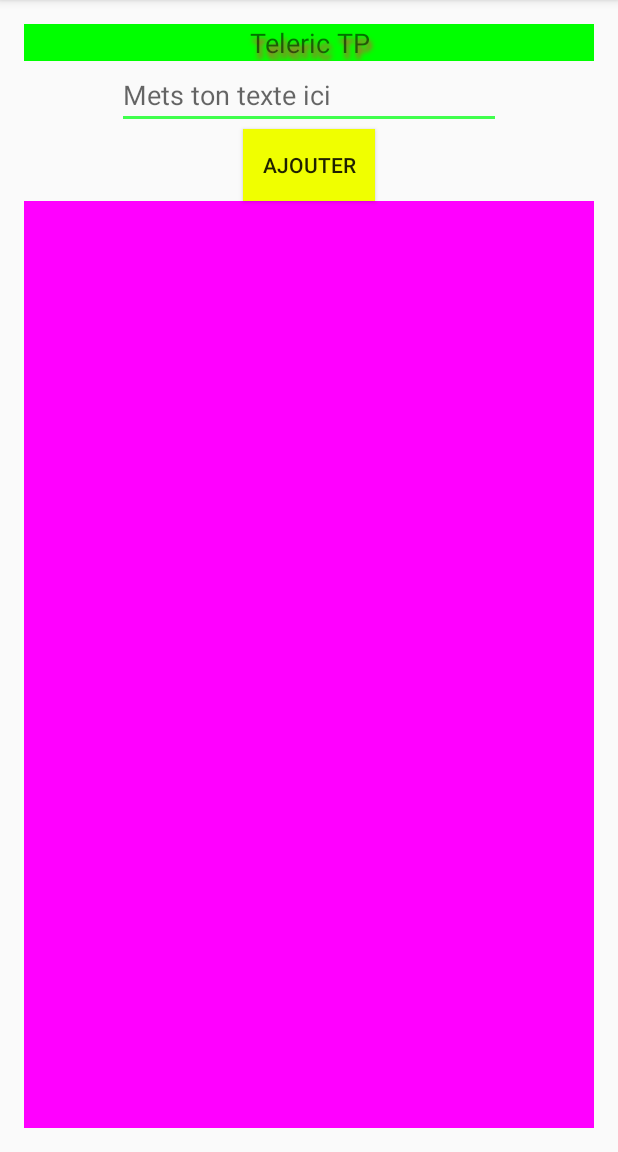
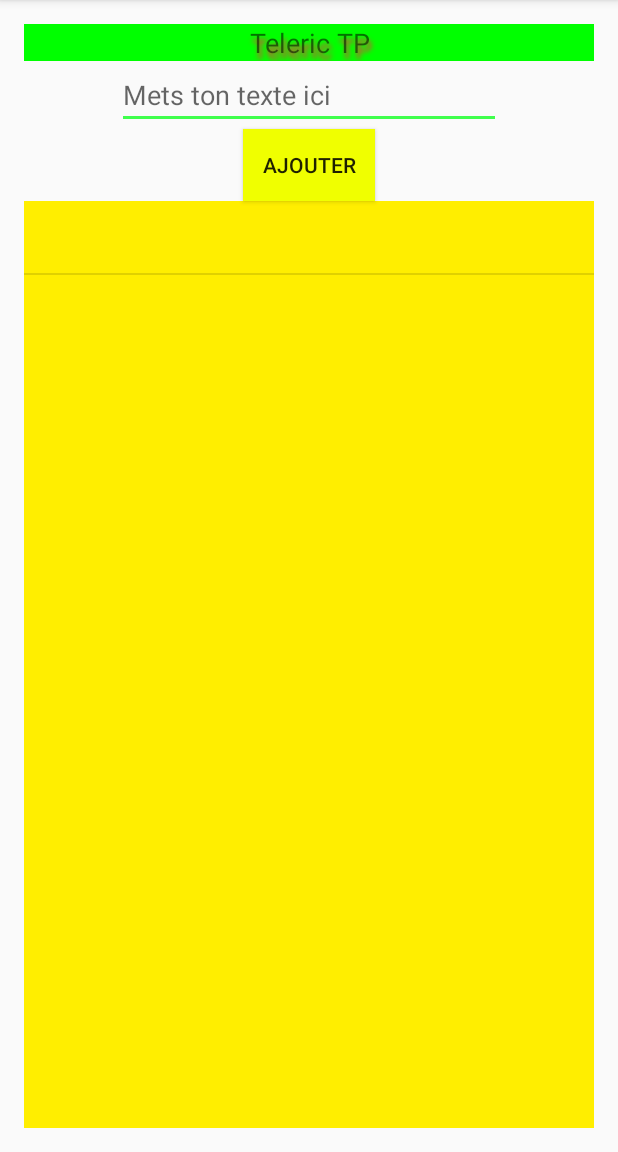
Before and after one commit to MathiasSeguy-Android2EE/MyApplicationTeleric, an Android app: the screen it shows after launch (MainActivity), after a tap on "AJOUTER", on a phone screen of 412 x 824 dp, the part 84-1236 px from its top. Run offline under Robolectric (Android 15) with nearby library versions, the phone set to English and light mode, and no system bars.

Commit message:
Ajout d'une liste de string pour stocker les messages

```diff
--- a/app/src/main/java/com/android2ee/formation/juilmmxvi/teleric/MainActivity.java
+++ b/app/src/main/java/com/android2ee/formation/juilmmxvi/teleric/MainActivity.java
@@ -1,14 +1,17 @@
 package com.android2ee.formation.juilmmxvi.teleric;
 
 import android.os.Bundle;
-import android.support.v7.app.AppCompatActivity;
+import android.util.Log;
 import android.view.View;
+import android.widget.ArrayAdapter;
 import android.widget.Button;
 import android.widget.EditText;
-import android.widget.TextView;
+import android.widget.ListView;
 
-public class MainActivity extends AppCompatActivity {
+import java.util.ArrayList;
 
+public class MainActivity extends MotherActivity {
+    private static final String TAG = "MainActivity";
     /***********************************************************
      *  Constant
      **********************************************************/
@@ -28,20 +31,36 @@ public class MainActivity extends AppCompatActivity {
     /**
      * The Result area
      */
-    private TextView txvResult;
+    private ListView lsvResult;
+    /**
+     * The arrayAdapter == the model of the list view
+     */
+    private ArrayAdapter<String> arrayAdapter;
+    /**
+     * The list of messages to display
+     */
+    private ArrayList<String> messages;
 
     /***********************************************************
      * Managing LifeCycle
      **********************************************************/
     @Override
     protected void onCreate(Bundle savedInstanceState) {
+        Log.d(TAG, "onCreate() called with: " + "savedInstanceState = [" + savedInstanceState + "]");
         super.onCreate(savedInstanceState);
         //instantiate the view
         setContentView(R.layout.activity_main);
         //instantiate graphical components
         edtMessage = (EditText) findViewById(R.id.edtMessage);
         btnAdd = (Button) findViewById(R.id.btnAdd);
-        txvResult = (TextView) findViewById(R.id.txvResult);
+        lsvResult = (ListView) findViewById(R.id.lsvResult);
+        if(savedInstanceState!=null){
+            messages=savedInstanceState.getStringArrayList(RES);
+        }else{
+            messages=new ArrayList<>();
+        }
+        arrayAdapter=new ArrayAdapter<String>(this,android.R.layout.simple_list_item_1,messages);
+        lsvResult.setAdapter(arrayAdapter);
         //implement the listeners
         btnAdd.setOnClickListener(new View.OnClickListener() {
             @Override
@@ -51,18 +70,25 @@ public class MainActivity extends AppCompatActivity {
         });
     }
 
+
     @Override
     protected void onSaveInstanceState(Bundle outState) {
+        Log.d(TAG, "onSaveInstanceState() called with: " + "outState = [" + outState + "]");
         super.onSaveInstanceState(outState);
         outState.putString(EDT,edtMessage.getText().toString());
-        outState.putString(RES,txvResult.getText().toString());
+        outState.putStringArrayList(RES,messages);
     }
 
     @Override
     protected void onRestoreInstanceState(Bundle savedInstanceState) {
+        Log.d(TAG, "onRestoreInstanceState() called with: " + "savedInstanceState = [" + savedInstanceState + "]");
         super.onRestoreInstanceState(savedInstanceState);
         edtMessage.setText(savedInstanceState.getString(EDT));
-        txvResult.setText(savedInstanceState.getString(RES));
+//        ArrayList<String> temp=savedInstanceState.getStringArrayList(RES);
+//        for (int i = 0; i < temp.size(); i++) {
+//            messages.add(temp.get(i));
+//        }
+//        arrayAdapter.notifyDataSetChanged();
     }
     /***********************************************************
  *  Business Methods
@@ -71,8 +97,12 @@ public class MainActivity extends AppCompatActivity {
      * Add the message from the editText in the Result area
      */
     private void addMessageInResult() {
-        String message = txvResult.getText() + "\r\n" + edtMessage.getText().toString();
-        txvResult.setText(message);
+        String message = edtMessage.getText().toString();
+        //first way
+//        messages.add(message);
+//        arrayAdapter.notifyDataSetChanged();
+        //second
+        arrayAdapter.add(message);
         edtMessage.setText("");
     }
 }
--- /dev/null
+++ b/app/src/main/java/com/android2ee/formation/juilmmxvi/teleric/MotherActivity.java
@@ -0,0 +1,78 @@
+/**
+ * <ul>
+ * <li>MotherActivity</li>
+ * <li>com.android2ee.formation.juilmmxvi.teleric</li>
+ * <li>18/07/2016</li>
+ * <p/>
+ * <li>======================================================</li>
+ * <p/>
+ * <li>Projet : Mathias Seguy Project</li>
+ * <li>Produit par MSE.</li>
+ * <p/>
+ * /**
+ * <ul>
+ * Android Tutorial, An <strong>Android2EE</strong>'s project.</br>
+ * Produced by <strong>Dr. Mathias SEGUY</strong>.</br>
+ * Delivered by <strong>http://android2ee.com/</strong></br>
+ * Belongs to <strong>Mathias Seguy</strong></br>
+ * ***************************************************************************************************************</br>
+ * This code is free for any usage but can't be distribute.</br>
+ * The distribution is reserved to the site <strong>http://android2ee.com</strong>.</br>
+ * The intelectual property belongs to <strong>Mathias Seguy</strong>.</br>
+ * <em>http://mathias-seguy.developpez.com/</em></br> </br>
+ * <p/>
+ * *****************************************************************************************************************</br>
+ * Ce code est libre de toute utilisation mais n'est pas distribuable.</br>
+ * Sa distribution est reservée au site <strong>http://android2ee.com</strong>.</br>
+ * Sa propriété intellectuelle appartient à <strong>Mathias Seguy</strong>.</br>
+ * <em>http://mathias-seguy.developpez.com/</em></br> </br>
+ * *****************************************************************************************************************</br>
+ */
+
+package com.android2ee.formation.juilmmxvi.teleric;
+
+import android.support.v7.app.AppCompatActivity;
+import android.util.Log;
+
+/**
+ * Created by Mathias Seguy - Android2EE on 18/07/2016.
+ */
+public class MotherActivity extends AppCompatActivity {
+    private static final String TAG = "MotherActivity";
+
+    @Override
+    protected void onStart() {
+        Log.d(TAG, "onStart() called with: " + "");
+        super.onStart();
+    }
+
+    @Override
+    protected void onResume() {
+        Log.d(TAG, "onResume() called with: " + "");
+        super.onResume();
+    }
+
+    @Override
+    protected void onRestart() {
+        Log.d(TAG, "onRestart() called with: " + "");
+        super.onRestart();
+    }
+
+    @Override
+    protected void onPause() {
+        Log.d(TAG, "onPause() called with: " + "");
+        super.onPause();
+    }
+
+    @Override
+    protected void onStop() {
+        Log.d(TAG, "onStop() called with: " + "");
+        super.onStop();
+    }
+
+    @Override
+    protected void onDestroy() {
+        Log.d(TAG, "onDestroy() called with: " + "");
+        super.onDestroy();
+    }
+}
--- a/app/src/main/res/layout/activity_main.xml
+++ b/app/src/main/res/layout/activity_main.xml
@@ -39,11 +39,11 @@
 
         android:background="#FFF0FF00"
     />
-    <TextView
-        android:id="@+id/txvResult"
+    <ListView
+        android:id="@+id/lsvResult"
         android:layout_width="match_parent"
         android:layout_height="match_parent"
 
-        android:background="#FF00FF"
+        android:background="#ffee00"
     />
 </LinearLayout>
```
